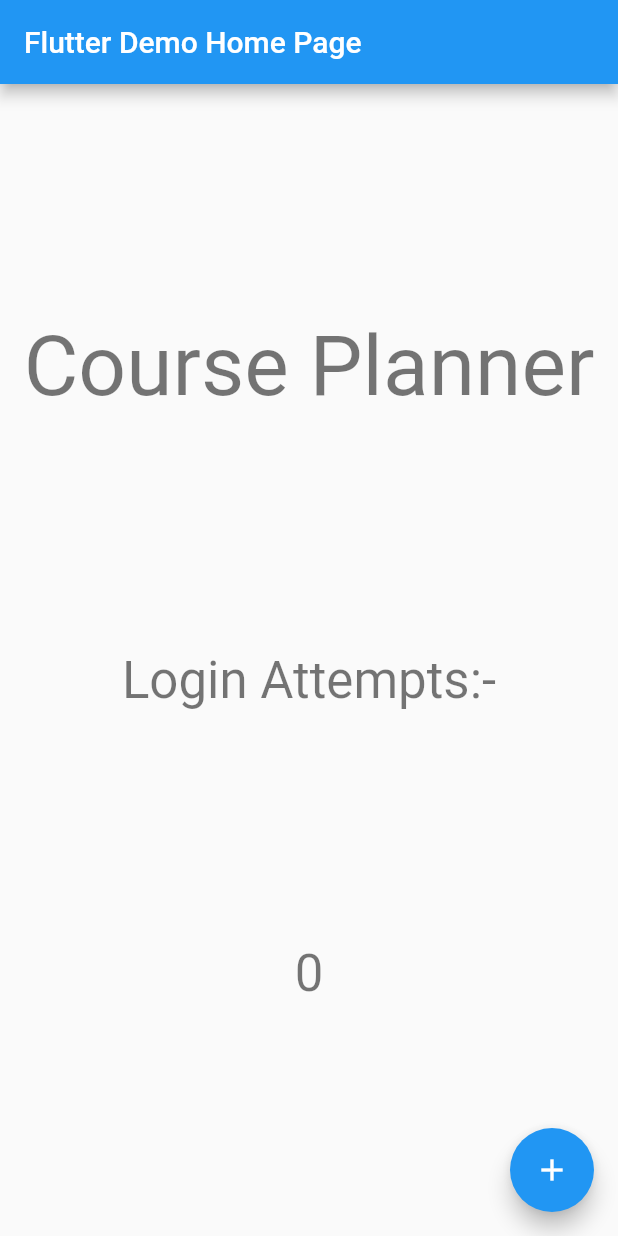
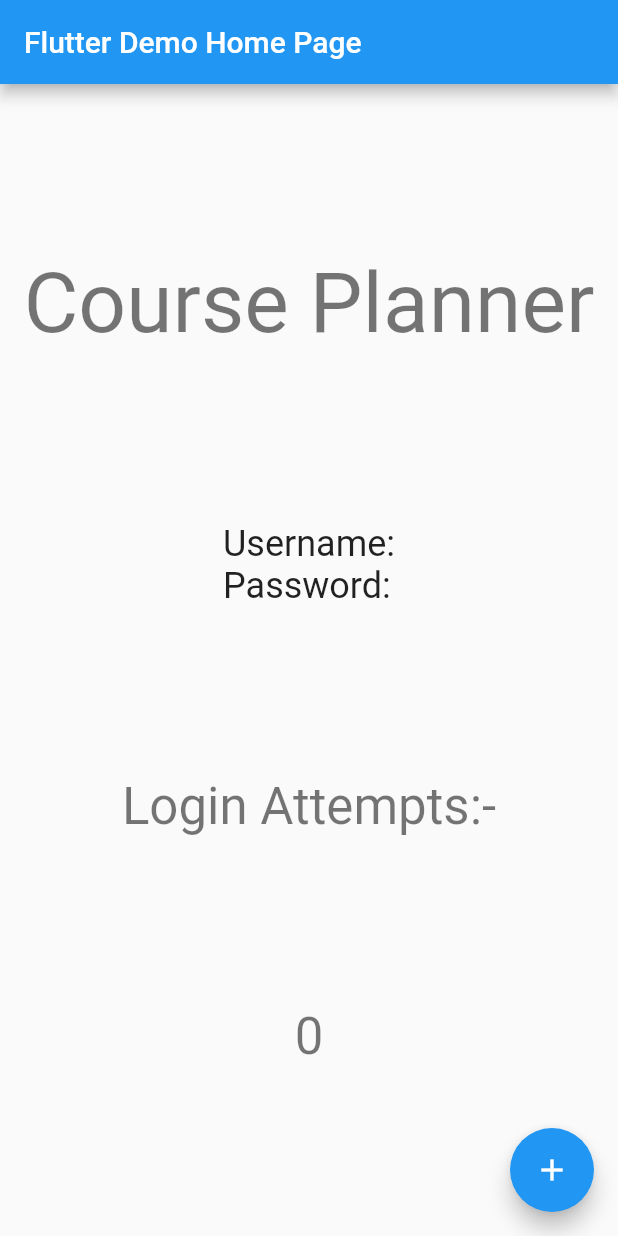
Before and after one commit to dkathiriya360/course_planner, a Flutter app: the screen it shows after launch, on a phone screen of 412 x 824 dp. Run offline on Flutter 3.47's test engine with Material 2 defaults, Android fonts, the phone set to English and light mode, and no system bars.

Commit message:
modified the code

```diff
--- a/lib/main.dart
+++ b/lib/main.dart
@@ -95,6 +95,8 @@ class _MyHomePageState extends State<MyHomePage> {
           children: <Widget>[
             Text('Course Planner',
                   style: Theme.of(context).textTheme.headline2,),
+            Text('Username:\nPassword:',
+              style: Theme.of(context).textTheme.headline5,),
             Text(
               'Login Attempts:-',
               style: Theme.of(context).textTheme.headline4,),
```
